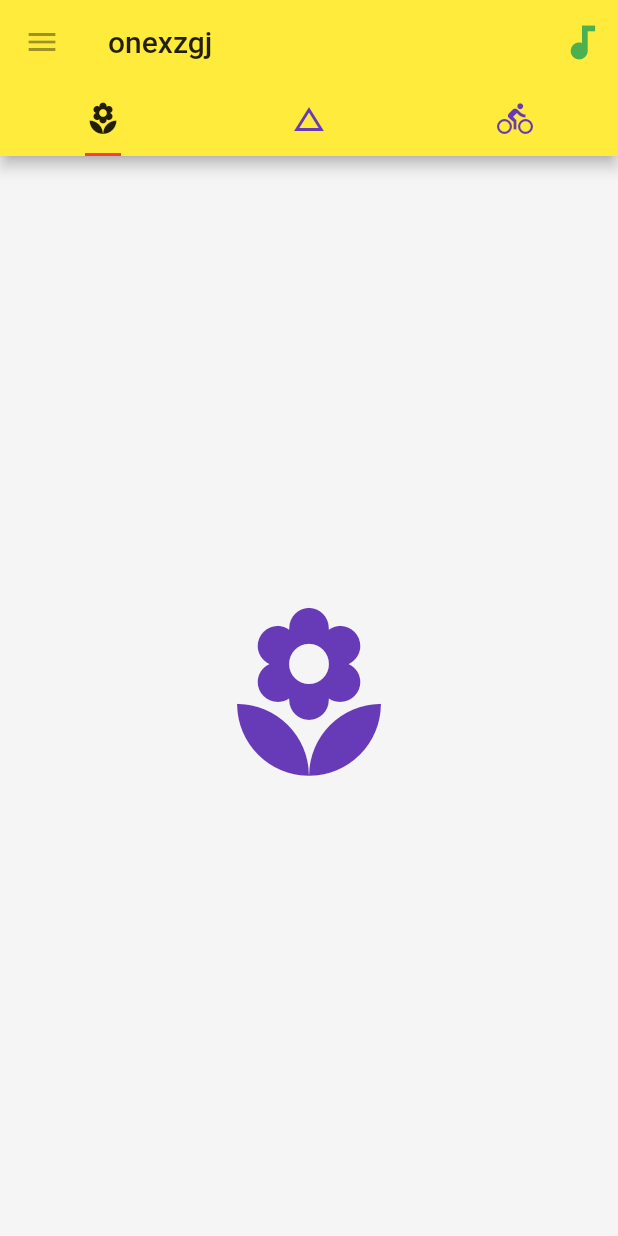
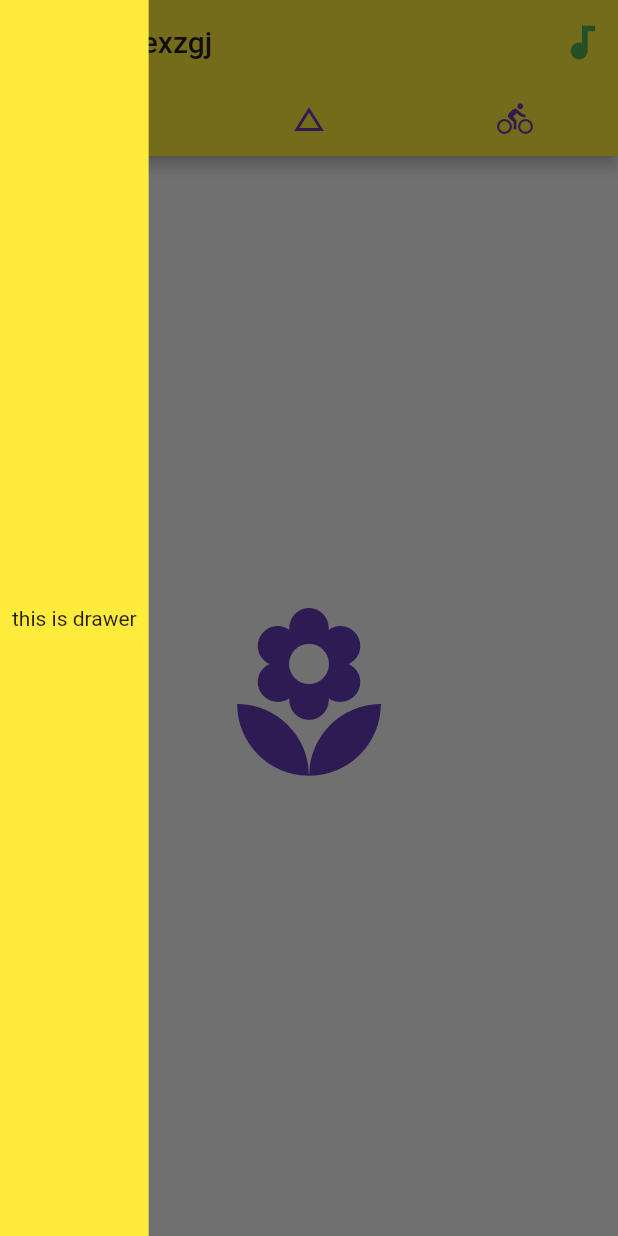
Before and after one commit to OnexZgj/onexzgj_flutter, a Flutter app: the screen it shows after launch, with the side drawer open (before the commit the screen has no drawer), on a phone screen of 412 x 824 dp. Run offline on Flutter 3.47's test engine with Material 2 defaults, Android fonts, the phone set to English and light mode, and no system bars.

Commit message:
drawer的使用，直接添加drawer

```diff
--- a/lib/main.dart
+++ b/lib/main.dart
@@ -56,6 +56,17 @@ class Home extends StatelessWidget {
             Icon(Icons.directions_bike, size: 128.0, color: Colors.deepPurple),
           ],
         ),
+        drawer: Container(
+          color: Colors.yellow,
+          padding: EdgeInsets.all(8),
+          child: Column(
+            mainAxisAlignment:MainAxisAlignment.center,
+            children: [
+              Text("this is drawer")
+
+            ],
+          ),
+        ),
       ),
     );
   }
```
